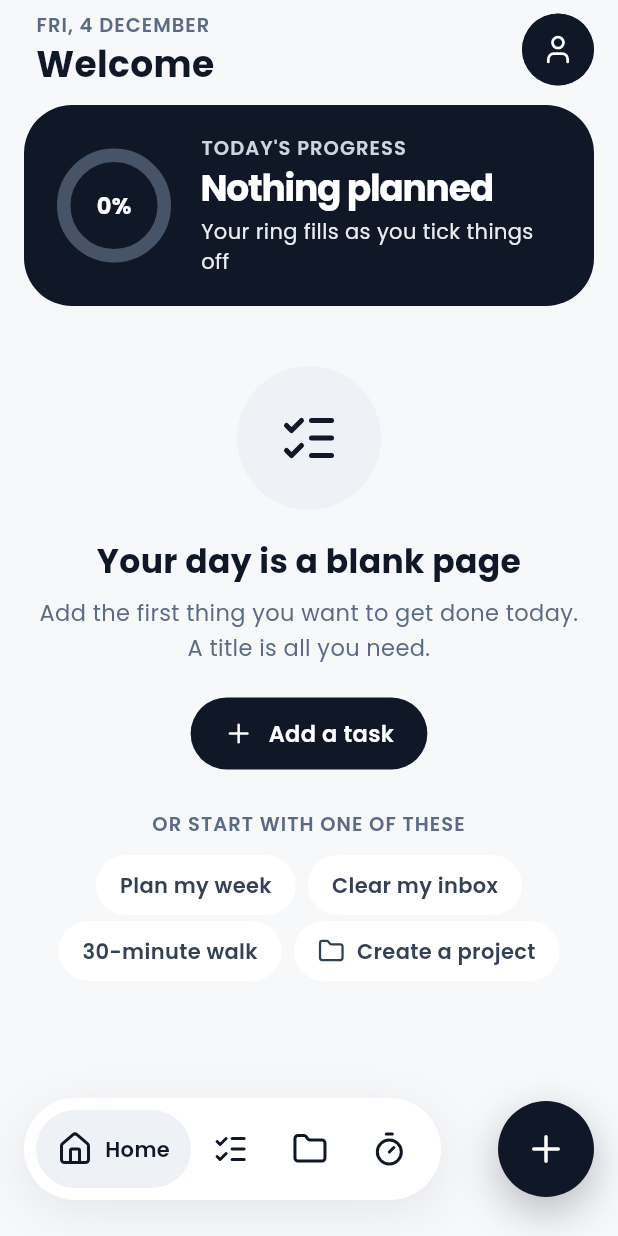
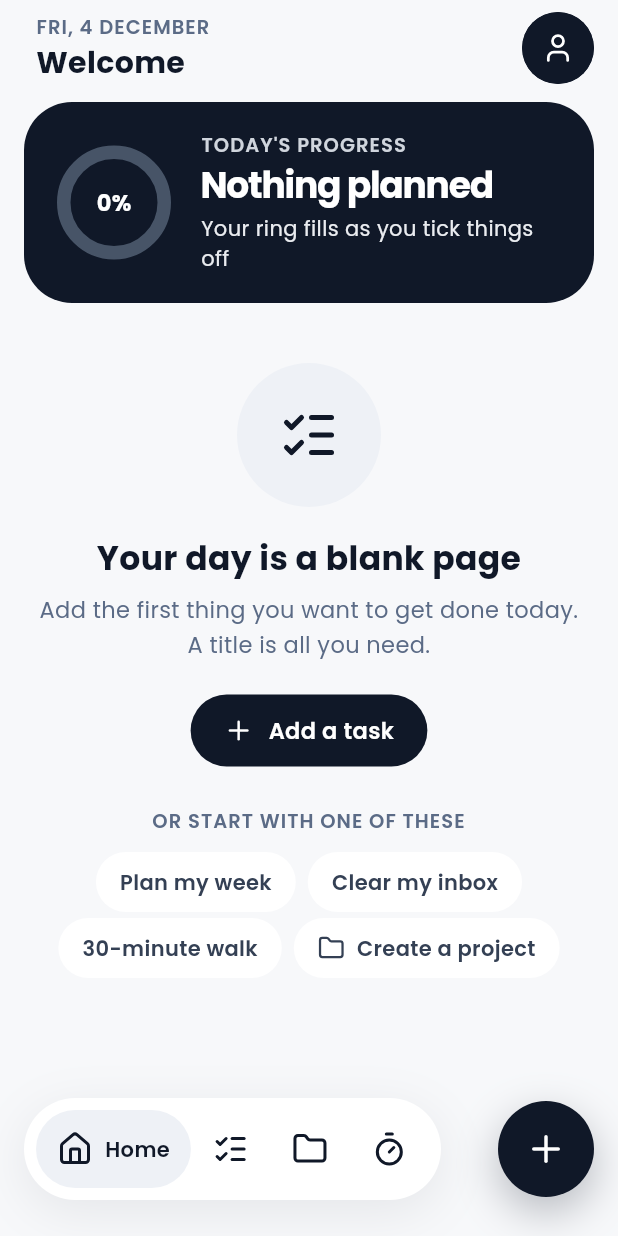
Before and after one commit to BrendanLTW/ctrltask, a Flutter app: the screen it shows after launch, after a tap on "Skip setup", on a phone screen of 412 x 824 dp. Run offline on Flutter 3.47's test engine with Material 3 defaults, Android fonts, the phone set to English and light mode, and no system bars; our stand-ins replace csv, drift, drift_flutter, flutter_local_notifications, flutter_riverpod, flutter_svg and 6 more; missing offline and left inert: app_settings; accounts and stored records are empty; generated files the repository leaves out were written again; statements that could not run were skipped.

Commit message:
fix: design fidelity pass: Home greeting size, radius tokens, design notes
The Home greeting uses header (20 px) as DESIGN specifies, so it fits on one line. The bar chart and splash loader radii come from tokens (new AppRadius.r10). docs/design-notes.md logs every intentional difference from the exports.

```diff
--- a/lib/core/theme/app_radius.dart
+++ b/lib/core/theme/app_radius.dart
@@ -2,6 +2,9 @@
 abstract final class AppRadius {
   /// 28 px icon tiles.
   static const double r9 = 9;
+
+  /// Bar chart bars.
+  static const double r10 = 10;
 
   /// 40 px icon tiles.
   static const double r13 = 13;
--- a/lib/core/widgets/bar_chart.dart
+++ b/lib/core/widgets/bar_chart.dart
@@ -1,6 +1,7 @@
 import 'dart:math' as math;
 
 import 'package:ctrltask/core/theme/app_colors.dart';
+import 'package:ctrltask/core/theme/app_radius.dart';
 import 'package:ctrltask/core/theme/app_typography.dart';
 import 'package:flutter/material.dart';
 
@@ -68,7 +69,7 @@ class BarChart extends StatelessWidget {
                         height: math.max(8, top == 0 ? 0 : height * v / top),
                         decoration: BoxDecoration(
                           color: i == best ? bestColor : color,
-                          borderRadius: BorderRadius.circular(10),
+                          borderRadius: BorderRadius.circular(AppRadius.r10),
                         ),
                       ),
                     ),
--- a/lib/features/home/presentation/home_header.dart
+++ b/lib/features/home/presentation/home_header.dart
@@ -67,10 +67,7 @@ class HomeHeader extends StatelessWidget {
                   header: true,
                   child: Text(
                     greeting,
-                    style: text.header.copyWith(
-                      color: colors.ink,
-                      fontSize: text.detailTitle.fontSize,
-                    ),
+                    style: text.header.copyWith(color: colors.ink),
                   ),
                 ),
               ],
--- a/lib/features/onboarding/presentation/splash_screen.dart
+++ b/lib/features/onboarding/presentation/splash_screen.dart
@@ -1,5 +1,6 @@
 import 'package:ctrltask/core/router/app_router.dart';
 import 'package:ctrltask/core/theme/app_colors.dart';
+import 'package:ctrltask/core/theme/app_radius.dart';
 import 'package:ctrltask/core/theme/app_typography.dart';
 import 'package:ctrltask/core/theme/brand_colors.dart';
 import 'package:ctrltask/core/widgets/brand_mark.dart';
@@ -122,7 +123,7 @@ class _SplashScreenState extends ConsumerState<SplashScreen>
                         value: _progress.value,
                         color: BrandColors.orange,
                         backgroundColor: colors.heroTrack,
-                        borderRadius: BorderRadius.circular(2),
+                        borderRadius: BorderRadius.circular(AppRadius.pill),
                       ),
                     ),
                   ),
```
Also changed, not shown: 4 other files.
